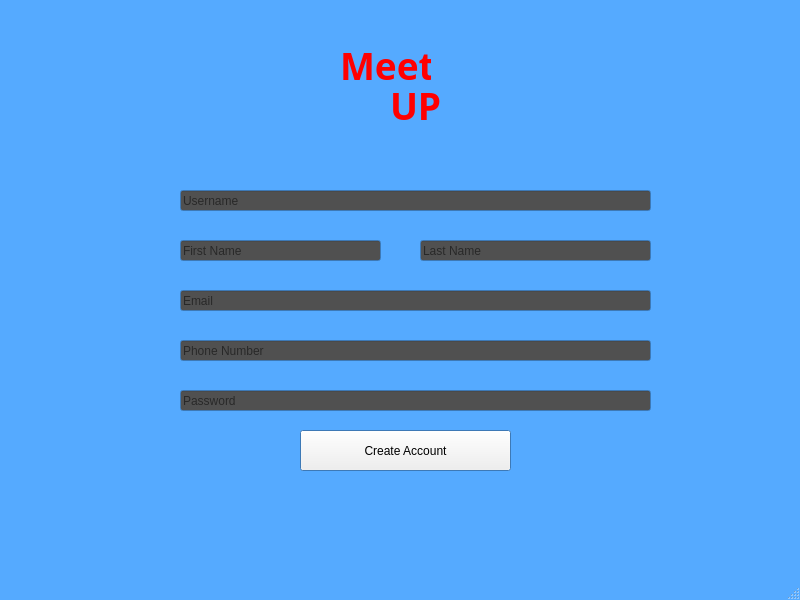
Above: createAccount.ui from smhavens/MeetUp before the change. Below: the same form after it.
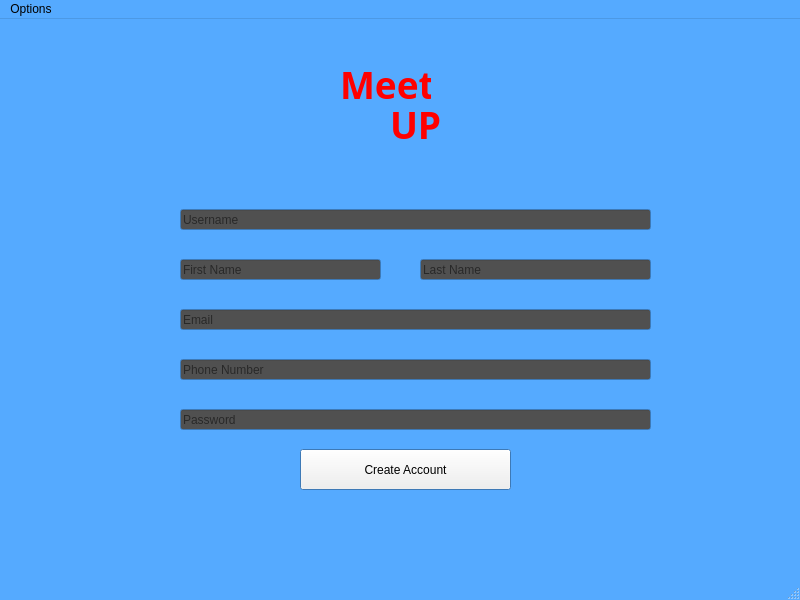
That is the form after the change.

Patch:
```diff
--- a/createAccount.ui
+++ b/createAccount.ui
@@ -388,6 +388,17 @@
      <height>33</height>
     </rect>
    </property>
+   <property name="autoFillBackground">
+    <bool>true</bool>
+   </property>
+   <widget class="QMenu" name="menuHome">
+    <property name="title">
+     <string>Options</string>
+    </property>
+    <addaction name="actionHome"/>
+    <addaction name="actionLogout"/>
+   </widget>
+   <addaction name="menuHome"/>
   </widget>
   <widget class="QStatusBar" name="statusbar"/>
  </widget>
```
Left out of the diff: 10 changed lines with no effect on the pictures.
